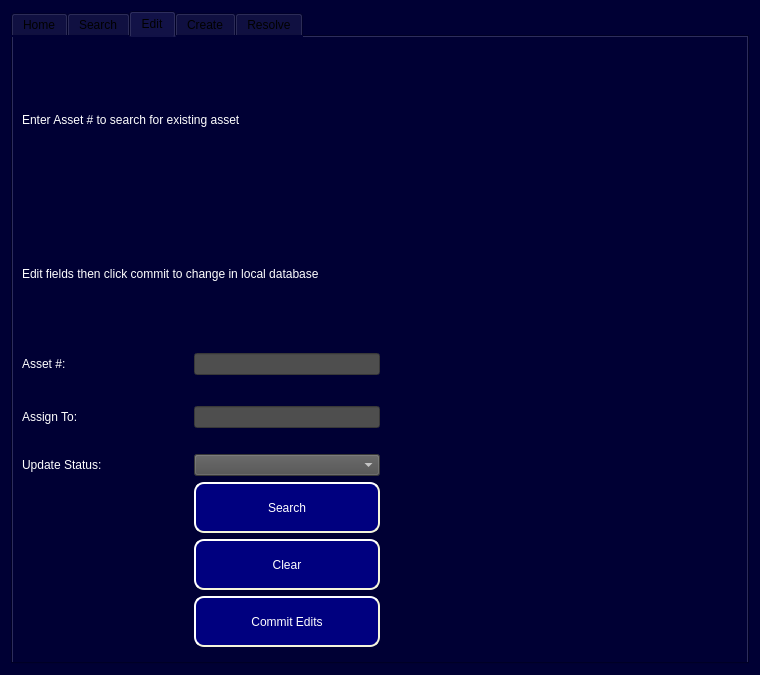
The window that ui/Admin_Level2_Access.ui (Capstone-RFID/Code) describes before a commit, drawn with Qt 5.
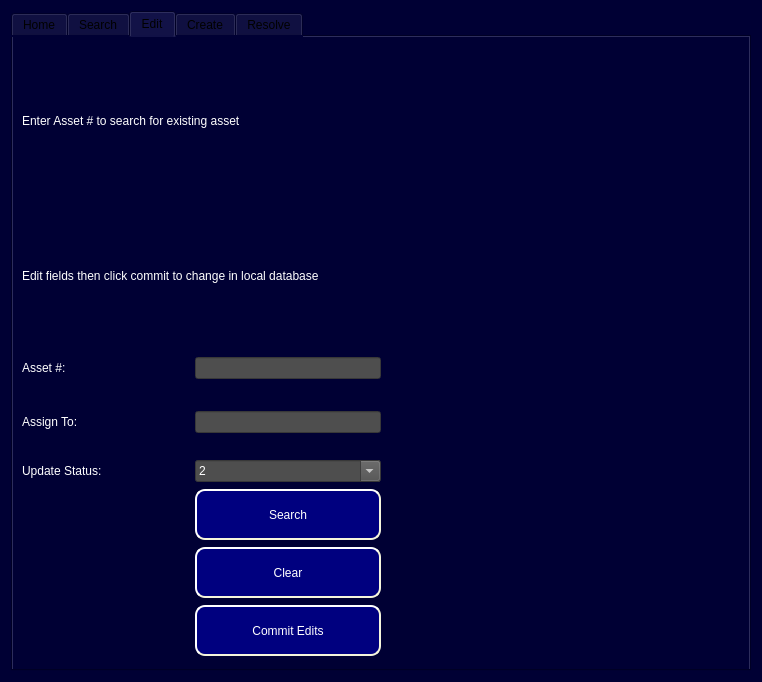
The same window after the commit.

Commit message:
Search by asset in Edit Tab display current employee and current status
Commit edits not writing to SQL yet. Need to change commit variable names

The edit to the form file:
```diff
--- a/ui/Admin_Level2_Access.ui
+++ b/ui/Admin_Level2_Access.ui
@@ -6,8 +6,8 @@
    <rect>
     <x>0</x>
     <y>0</y>
-    <width>760</width>
-    <height>675</height>
+    <width>762</width>
+    <height>682</height>
    </rect>
   </property>
   <property name="windowTitle">
@@ -713,6 +713,24 @@
 background-color: rgb(78, 78, 78);
 font: 12pt &quot;MS Shell Dlg 2&quot;;</string>
                  </property>
+                 <property name="editable">
+                  <bool>true</bool>
+                 </property>
+                 <item>
+                  <property name="text">
+                   <string>2</string>
+                  </property>
+                 </item>
+                 <item>
+                  <property name="text">
+                   <string>1</string>
+                  </property>
+                 </item>
+                 <item>
+                  <property name="text">
+                   <string>42</string>
+                  </property>
+                 </item>
                 </widget>
                </item>
                <item row="2" column="0">
```
The commit also changes 4 other files.
